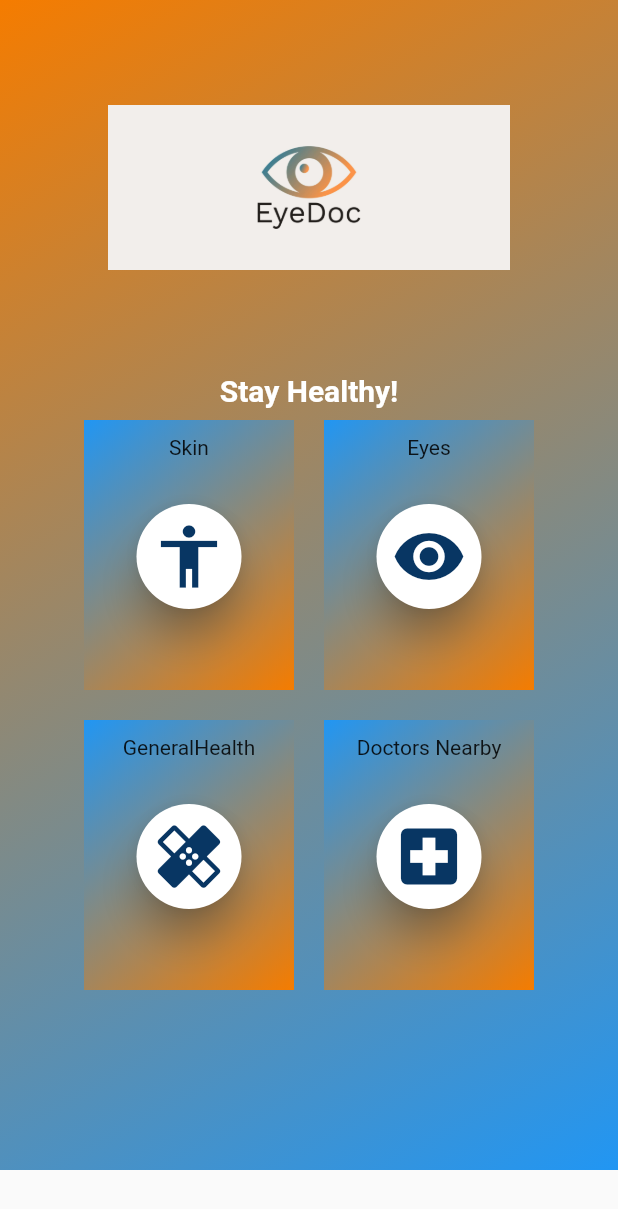
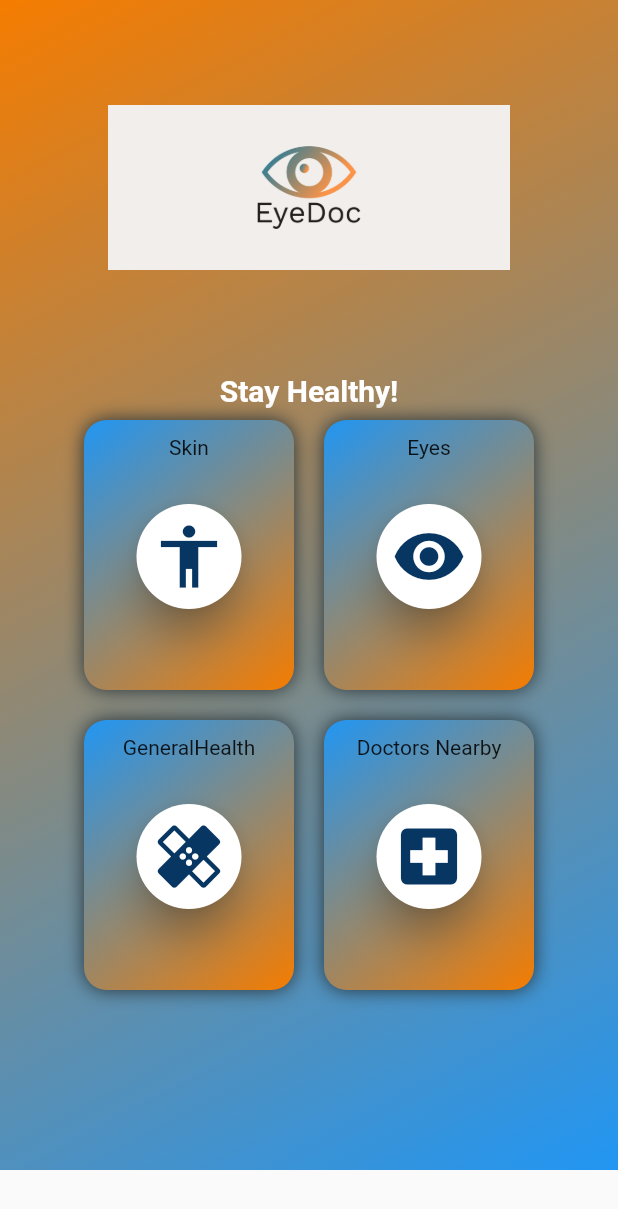
Before and after one commit to raghavansus/FinalOrionHacks, a Flutter app: the screen it shows after launch, on a phone screen of 412 x 824 dp. Shown: the top 1209 px of the screen. Run offline on Flutter 3.47's test engine with Material 2 defaults, Android fonts, the phone set to English and light mode, and no system bars.

```diff
--- a/lib/main.dart
+++ b/lib/main.dart
@@ -185,11 +185,19 @@ class homescreen extends State<StatefulWidget> {
       width: 140,
       padding: EdgeInsets.all(10),
       decoration: BoxDecoration(
+        borderRadius: BorderRadius.all(Radius.circular(15)),
+        boxShadow: [
+          new BoxShadow(
+            color: Colors.blueGrey[900],
+            blurRadius: 10.0,
+          ),
+        ],
         gradient: LinearGradient(
             begin: Alignment.topLeft,
             end: Alignment.bottomRight,
             // 0xFFF57C00
             colors: [Colors.blue, const Color(0xFFF57C00)]
+
         ),
       ),
       // decoration: BoxDecoration(
```
